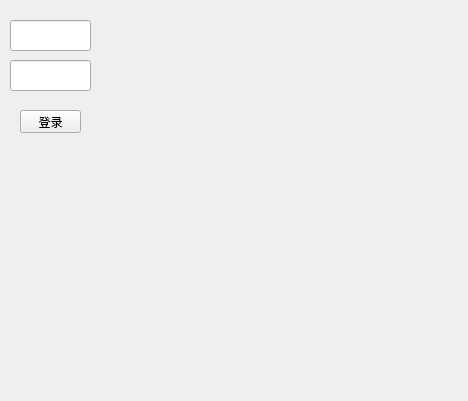
Old version of the form QtWidgetsApplication/QtWidgetsClass.ui in the repository lalala555/RenderBus.
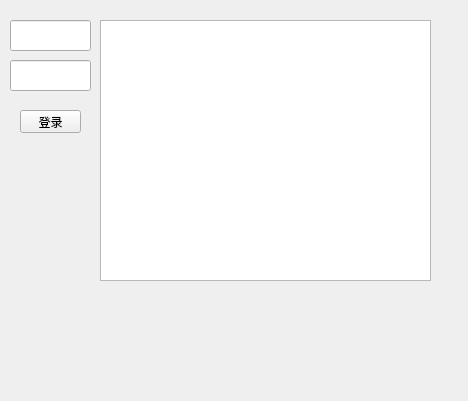
New version of the form.

The edit to the form file:
```diff
--- a/QtWidgetsApplication/QtWidgetsClass.ui
+++ b/QtWidgetsApplication/QtWidgetsClass.ui
@@ -46,6 +46,16 @@
     <string>登录</string>
    </property>
   </widget>
+  <widget class="QTableWidget" name="tableWidget">
+   <property name="geometry">
+    <rect>
+     <x>100</x>
+     <y>20</y>
+     <width>331</width>
+     <height>261</height>
+    </rect>
+   </property>
+  </widget>
  </widget>
  <layoutdefault spacing="6" margin="11"/>
  <resources/>
```
